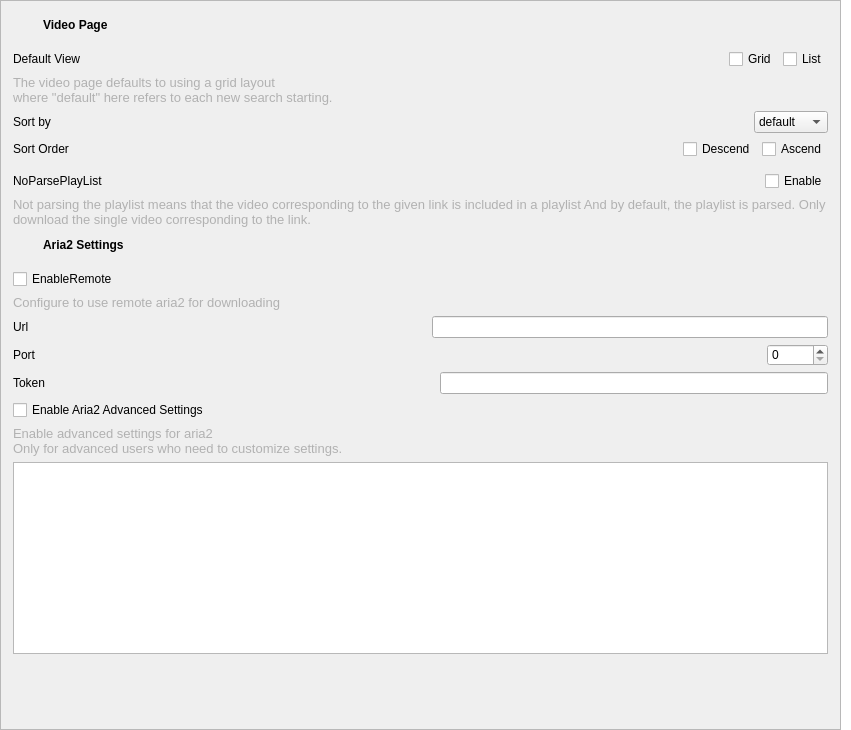
The window that sVanilla/src/ClientUi/Setting/AdvanceSettings.ui (WangPengZhan/sVanilla) describes before a commit, drawn with Qt 5.
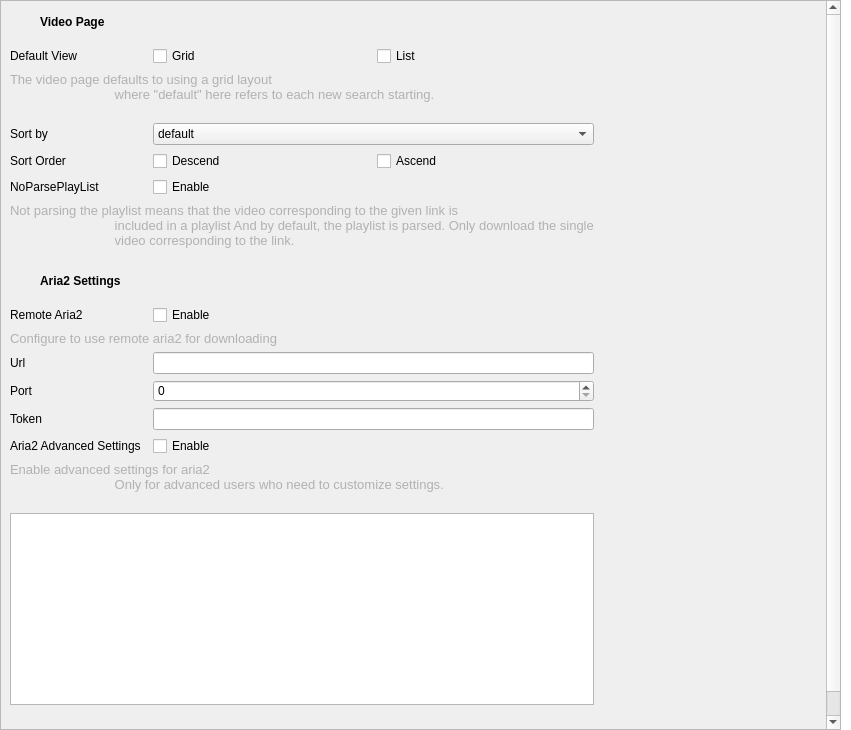
The same window after the commit. Icons and pictures are not drawn. Custom widgets are drawn as their Qt base class.

Commit message:
Add LoginBubble and adjust AdvanceSettings
Introduce the new LoginBubble class to handle login UI components and improve layout details. Refactored NameRuleSelectWidget to simplify and optimize the code. Enhanced AdvanceSettings with updated UI adjustments and better visibility control for Aria2 settings.

```diff
--- a/sVanilla/src/ClientUi/Setting/AdvanceSettings.ui
+++ b/sVanilla/src/ClientUi/Setting/AdvanceSettings.ui
@@ -36,6 +36,9 @@
    </property>
    <item>
     <widget class="QScrollArea" name="scrollArea">
+        <property name="horizontalScrollBarPolicy">
+            <enum>Qt::ScrollBarPolicy::ScrollBarAlwaysOff</enum>
+        </property>
      <property name="widgetResizable">
       <bool>true</bool>
      </property>
@@ -44,43 +47,13 @@
        <rect>
         <x>0</x>
         <y>0</y>
-        <width>822</width>
-        <height>738</height>
+           <width>839</width>
+           <height>776</height>
        </rect>
       </property>
-      <property name="autoFillBackground">
-       <bool>true</bool>
-      </property>
-      <layout class="QVBoxLayout" name="verticalLayout_2">
-       <property name="leftMargin">
-        <number>12</number>
-       </property>
-       <property name="topMargin">
-        <number>12</number>
-       </property>
-       <property name="rightMargin">
-        <number>12</number>
-       </property>
-       <property name="bottomMargin">
-        <number>12</number>
-       </property>
-       <item>
-        <widget class="QWidget" name="widgetVideo" native="true">
-         <layout class="QVBoxLayout" name="verticalLayout_4">
-          <property name="leftMargin">
-           <number>0</number>
-          </property>
-          <property name="topMargin">
-           <number>0</number>
-          </property>
-          <property name="rightMargin">
-           <number>0</number>
-          </property>
-          <property name="bottomMargin">
-           <number>0</number>
-          </property>
-          <item>
-           <widget class="QWidget" name="widget_4" native="true">
+         <layout class="QGridLayout">
+             <item row="0" column="0" colspan="4">
+                 <widget class="QWidget" name="widgetVideoPage" native="true">
             <layout class="QHBoxLayout" name="horizontalLayout_3">
              <property name="leftMargin">
               <number>0</number>
@@ -149,44 +122,117 @@
             </layout>
            </widget>
           </item>
-          <item>
-           <widget class="DividingLine" name="lineVideoPage" native="true"/>
-          </item>
-          <item>
-           <widget class="QWidget" name="widgetDefaultView" native="true">
-            <layout class="QHBoxLayout" name="horizontalLayout_8">
-             <property name="leftMargin">
-              <number>0</number>
-             </property>
-             <property name="topMargin">
-              <number>0</number>
-             </property>
-             <property name="rightMargin">
-              <number>0</number>
-             </property>
-             <property name="bottomMargin">
-              <number>0</number>
-             </property>
-             <item>
+             <item row="2" column="0">
               <widget class="QLabel" name="labelDefaultWIdget">
                <property name="text">
                 <string>Default View</string>
                </property>
               </widget>
              </item>
+             <item row="13" column="0">
+                 <widget class="QLabel" name="labelAria2Port">
+                     <property name="text">
+                         <string>Port</string>
+                     </property>
+                 </widget>
+             </item>
+             <item row="6" column="2">
+                 <widget class="QCheckBox" name="cbxNoParseList">
+                     <property name="text">
+                         <string>Enable</string>
+                     </property>
+                 </widget>
+             </item>
+             <item row="8" column="0" colspan="4">
+                 <widget class="QWidget" name="aria2SettingTitle" native="true">
+                     <layout class="QHBoxLayout" name="horizontalLayout_4">
+                         <property name="leftMargin">
+                             <number>0</number>
+                         </property>
+                         <property name="topMargin">
+                             <number>0</number>
+                         </property>
+                         <property name="rightMargin">
+                             <number>0</number>
+                         </property>
+                         <property name="bottomMargin">
+                             <number>0</number>
+                         </property>
              <item>
-              <spacer name="horizontalSpacer_3">
-               <property name="orientation">
-                <enum>Qt::Horizontal</enum>
-               </property>
-               <property name="sizeHint" stdset="0">
+                             <widget class="QPushButton" name="iconAria2Settings">
+                                 <property name="sizePolicy">
+                                     <sizepolicy hsizetype="Fixed" vsizetype="Fixed">
+                                         <horstretch>0</horstretch>
+                                         <verstretch>0</verstretch>
+                                     </sizepolicy>
+                                 </property>
+                                 <property name="minimumSize">
                 <size>
-                 <width>40</width>
+                                         <width>24</width>
+                                         <height>24</height>
+                                     </size>
+                                 </property>
+                                 <property name="maximumSize">
+                                     <size>
+                                         <width>24</width>
+                                         <height>24</height>
+                                     </size>
+                                 </property>
+                                 <property name="styleSheet">
+                                     <string notr="true">.QPushButton{
+                                         border: none;
+                                         }
+                                     </string>
+                                 </property>
+                                 <property name="icon">
+                                     <iconset resource="../../../resource/sVanilla.qrc">
+                                         <normaloff>:/icon/bar/download.svg</normaloff>:/icon/bar/download.svg
+                                     </iconset>
+                                 </property>
+                                 <property name="iconSize">
+                                     <size>
+                                         <width>20</width>
                  <height>20</height>
                 </size>
                </property>
-              </spacer>
-             </item>
+                                 <property name="_vanillaStyle_Patch" stdset="0">
+                                     <string>ButtonIconPatch</string>
+                                 </property>
+                             </widget>
+                         </item>
+                         <item>
+                             <widget class="QLabel" name="labelAria2CommonSettings">
+            <property name="font">
+             <font>
+                 <bold>true</bold>
+             </font>
+            </property>
+            <property name="text">
+                <string>Aria2 Settings</string>
+            </property>
+           </widget>
+          </item>
+                     </layout>
+                 </widget>
+             </item>
+             <item row="14" column="2">
+                 <widget class="QLineEdit" name="lineEditAria2Token"/>
+             </item>
+             <item row="2" column="2">
+                 <widget class="QWidget" name="widgetDefaultView" native="true">
+                     <layout class="QHBoxLayout" name="horizontalLayout_8">
+                         <property name="leftMargin">
+                             <number>0</number>
+                         </property>
+                         <property name="topMargin">
+                             <number>0</number>
+                         </property>
+                         <property name="rightMargin">
+                             <number>0</number>
+                         </property>
+                         <property name="bottomMargin">
+                             <number>0</number>
+                         </property>
              <item>
               <widget class="QCheckBox" name="cbxGrid">
                <property name="text">
@@ -204,75 +250,17 @@
             </layout>
            </widget>
           </item>
-          <item>
-           <widget class="QLabel" name="labelDefaultExplain">
-            <property name="palette">
-             <palette>
-              <active>
-               <colorrole role="WindowText">
-                <brush brushstyle="SolidPattern">
-                 <color alpha="66">
-                  <red>0</red>
-                  <green>0</green>
-                  <blue>0</blue>
-                 </color>
-                </brush>
-               </colorrole>
-              </active>
-              <inactive>
-               <colorrole role="WindowText">
-                <brush brushstyle="SolidPattern">
-                 <color alpha="66">
-                  <red>0</red>
-                  <green>0</green>
-                  <blue>0</blue>
-                 </color>
-                </brush>
-               </colorrole>
-              </inactive>
-              <disabled/>
-             </palette>
-            </property>
-            <property name="font">
-             <font>
-              <pointsize>10</pointsize>
-             </font>
-            </property>
+             <item row="15" column="2">
+                 <widget class="QCheckBox" name="checkBoxEnableAria2AdvancedSettings">
             <property name="text">
-             <string>The video page defaults to using a grid layout
-where &quot;default&quot; here refers to each new search starting.</string>
-            </property>
-            <property name="wordWrap">
-             <bool>true</bool>
-            </property>
-           </widget>
-          </item>
-          <item>
-           <widget class="QWidget" name="widgetSortBy" native="true">
-            <layout class="QHBoxLayout" name="horizontalLayout_9">
-             <property name="leftMargin">
-              <number>0</number>
-             </property>
-             <property name="topMargin">
-              <number>0</number>
-             </property>
-             <property name="rightMargin">
-              <number>0</number>
-             </property>
-             <property name="bottomMargin">
-              <number>0</number>
-             </property>
-             <item>
-              <widget class="QLabel" name="labelOrderBy">
-               <property name="text">
-                <string>Sort by</string>
-               </property>
-              </widget>
-             </item>
-             <item>
-              <spacer name="horizontalSpacer">
+                         <string>Enable</string>
+                     </property>
+                 </widget>
+             </item>
+             <item row="2" column="3">
+                 <spacer name="horizontalSpacer_3">
                <property name="orientation">
-                <enum>Qt::Horizontal</enum>
+                         <enum>Qt::Orientation::Horizontal</enum>
                </property>
                <property name="sizeHint" stdset="0">
                 <size>
@@ -282,7 +270,24 @@
                </property>
               </spacer>
              </item>
-             <item>
+             <item row="6" column="0">
+                 <widget class="QLabel" name="label_3">
+                     <property name="text">
+                         <string>NoParsePlayList</string>
+                     </property>
+                 </widget>
+             </item>
+             <item row="1" column="0" colspan="4">
+                 <widget class="DividingLine" name="lineVideoPage" native="true"/>
+             </item>
+             <item row="13" column="2">
+                 <widget class="QSpinBox" name="spinBoxAria2Port">
+                     <property name="maximum">
+                         <number>65535</number>
+                     </property>
+                 </widget>
+             </item>
+             <item row="4" column="2">
               <widget class="QComboBox" name="comboBoxOrderElem">
                <item>
                 <property name="text">
@@ -306,10 +311,31 @@
                </item>
               </widget>
              </item>
-            </layout>
-           </widget>
-          </item>
-          <item>
+             <item row="14" column="0">
+                 <widget class="QLabel" name="labelAria2Token">
+                     <property name="text">
+                         <string>Token</string>
+                     </property>
+                 </widget>
+             </item>
+             <item row="4" column="0">
+                 <widget class="QLabel" name="labelOrderBy">
+                     <property name="text">
+                         <string>Sort by</string>
+                     </property>
+                 </widget>
+             </item>
+             <item row="17" column="0" colspan="3">
+                 <widget class="Aria2AdvanceSettings" name="listWidgetAria2AdvancedSettings">
+                     <property name="sizePolicy">
+                         <sizepolicy hsizetype="Expanding" vsizetype="Minimum">
+                             <horstretch>0</horstretch>
+                             <verstretch>0</verstretch>
+                         </sizepolicy>
+                     </property>
+                 </widget>
+             </item>
+             <item row="5" column="2">
            <widget class="QWidget" name="widgetSortOrder" native="true">
             <layout class="QHBoxLayout" name="horizontalLayout_10">
              <property name="leftMargin">
@@ -324,26 +350,6 @@
              <property name="bottomMargin">
               <number>0</number>
              </property>
-             <item>
-              <widget class="QLabel" name="labelSortVideoOrder">
-               <property name="text">
-                <string>Sort Order</string>
-               </property>
-              </widget>
-             </item>
-             <item>
-              <spacer name="horizontalSpacer_2">
-               <property name="orientation">
-                <enum>Qt::Horizontal</enum>
-               </property>
-               <property name="sizeHint" stdset="0">
-                <size>
-                 <width>40</width>
-                 <height>20</height>
-                </size>
-               </property>
-              </spacer>
-             </item>
              <item>
               <widget class="QCheckBox" name="cbxDes">
                <property name="text">
@@ -361,211 +367,17 @@
             </layout>
            </widget>
           </item>
-          <item>
-           <widget class="QWidget" name="widget" native="true">
-            <layout class="QHBoxLayout" name="horizontalLayout">
-             <property name="leftMargin">
-              <number>0</number>
-             </property>
-             <property name="topMargin">
-              <number>0</number>
-             </property>
-             <property name="rightMargin">
-              <number>0</number>
-             </property>
-             <property name="bottomMargin">
-              <number>0</number>
-             </property>
-            </layout>
-           </widget>
-          </item>
-          <item>
-           <widget class="QWidget" name="widget_2" native="true">
-            <layout class="QHBoxLayout" name="horizontalLayout_11">
-             <property name="leftMargin">
-              <number>0</number>
-             </property>
-             <property name="topMargin">
-              <number>0</number>
-             </property>
-             <property name="rightMargin">
-              <number>0</number>
-             </property>
-             <property name="bottomMargin">
-              <number>0</number>
-             </property>
-             <item>
-              <widget class="QLabel" name="label_3">
-               <property name="text">
-                <string>NoParsePlayList</string>
-               </property>
-              </widget>
-             </item>
-             <item>
-              <spacer name="horizontalSpacer_7">
-               <property name="orientation">
-                <enum>Qt::Horizontal</enum>
-               </property>
-               <property name="sizeHint" stdset="0">
-                <size>
-                 <width>40</width>
-                 <height>20</height>
-                </size>
-               </property>
-              </spacer>
-             </item>
-             <item>
-              <widget class="QCheckBox" name="cbxNoParseList">
-               <property name="text">
-                <string>Enable</string>
-               </property>
-              </widget>
-             </item>
-            </layout>
-           </widget>
-          </item>
-          <item>
-           <widget class="QLabel" name="labelNoParsePlayListExplain">
-            <property name="palette">
-             <palette>
-              <active>
-               <colorrole role="WindowText">
-                <brush brushstyle="SolidPattern">
-                 <color alpha="66">
-                  <red>0</red>
-                  <green>0</green>
-                  <blue>0</blue>
-                 </color>
-                </brush>
-               </colorrole>
-              </active>
-              <inactive>
-               <colorrole role="WindowText">
-                <brush brushstyle="SolidPattern">
-                 <color alpha="66">
-                  <red>0</red>
-                  <green>0</green>
-                  <blue>0</blue>
-                 </color>
-                </brush>
-               </colorrole>
-              </inactive>
-              <disabled/>
-             </palette>
-            </property>
-            <property name="font">
-             <font>
-              <pointsize>10</pointsize>
-             </font>
-            </property>
-            <property name="text">
-             <string>Not parsing the playlist means that the video corresponding to the given link is included in a playlist And by default, the playlist is parsed. Only download the single video corresponding to the link.</string>
-            </property>
-            <property name="wordWrap">
-             <bool>true</bool>
-            </property>
-           </widget>
-          </item>
-         </layout>
-        </widget>
-       </item>
-       <item>
-        <widget class="QWidget" name="aria2Settings" native="true">
-         <layout class="QVBoxLayout" name="verticalLayout_3">
-          <property name="leftMargin">
-           <number>0</number>
-          </property>
-          <property name="topMargin">
-           <number>0</number>
-          </property>
-          <property name="rightMargin">
-           <number>0</number>
-          </property>
-          <property name="bottomMargin">
-           <number>0</number>
-          </property>
-          <item>
-           <widget class="QWidget" name="aria2SettingTitle" native="true">
-            <layout class="QHBoxLayout" name="horizontalLayout_4">
-             <property name="leftMargin">
-              <number>0</number>
-             </property>
-             <property name="topMargin">
-              <number>0</number>
-             </property>
-             <property name="rightMargin">
-              <number>0</number>
-             </property>
-             <property name="bottomMargin">
-              <number>0</number>
-             </property>
-             <item>
-              <widget class="QPushButton" name="pushButton">
-               <property name="sizePolicy">
-                <sizepolicy hsizetype="Fixed" vsizetype="Fixed">
-                 <horstretch>0</horstretch>
-                 <verstretch>0</verstretch>
-                </sizepolicy>
-               </property>
-               <property name="minimumSize">
-                <size>
-                 <width>24</width>
-                 <height>24</height>
-                </size>
-               </property>
-               <property name="maximumSize">
-                <size>
-                 <width>24</width>
-                 <height>24</height>
-                </size>
-               </property>
-               <property name="styleSheet">
-                <string notr="true">.QPushButton{
-	border: none;
-}</string>
-               </property>
-               <property name="icon">
-                <iconset resource="../../../resource/sVanilla.qrc">
-                 <normaloff>:/icon/bar/download.svg</normaloff>:/icon/bar/download.svg</iconset>
-               </property>
-               <property name="iconSize">
-                <size>
-                 <width>20</width>
-                 <height>20</height>
-                </size>
-               </property>
-               <property name="_vanillaStyle_Patch" stdset="0">
-                <string>ButtonIconPatch</string>
-               </property>
-              </widget>
-             </item>
-             <item>
-              <widget class="QLabel" name="labelAria2CommonSettings">
-               <property name="font">
-                <font>
-                 <bold>true</bold>
-                </font>
-               </property>
-               <property name="text">
-                <string>Aria2 Settings</string>
-               </property>
-              </widget>
-             </item>
-            </layout>
-           </widget>
-          </item>
-          <item>
+             <item row="9" column="0" colspan="4">
            <widget class="DividingLine" name="lineAria2Setting" native="true"/>
           </item>
-          <item>
-           <widget class="QCheckBox" name="checkBoxAria2EnableRemote">
-            <property name="text">
-             <string>EnableRemote</string>
-            </property>
-           </widget>
-          </item>
-          <item>
-           <widget class="QLabel" name="labelEnableRemoteExplain">
+             <item row="3" column="0" colspan="3">
+                 <widget class="QLabel" name="labelDefaultExplain">
+                     <property name="sizePolicy">
+                         <sizepolicy hsizetype="Preferred" vsizetype="Minimum">
+                             <horstretch>0</horstretch>
+                             <verstretch>0</verstretch>
+                         </sizepolicy>
+                     </property>
             <property name="palette">
              <palette>
               <active>
@@ -599,145 +411,69 @@
              </font>
             </property>
             <property name="text">
-             <string>Configure to use remote aria2 for downloading</string>
+                         <string>The video page defaults to using a grid layout
+                             where &quot;default&quot; here refers to each new search starting.
+                         </string>
+                     </property>
+                     <property name="wordWrap">
+                         <bool>true</bool>
             </property>
            </widget>
           </item>
-          <item>
-           <widget class="QWidget" name="widgetAria2Url" native="true">
-            <layout class="QHBoxLayout" name="horizontalLayout_5">
-             <property name="leftMargin">
-              <number>0</number>
-             </property>
-             <property name="topMargin">
-              <number>0</number>
-             </property>
-             <property name="rightMargin">
-              <number>0</number>
-             </property>
-             <property name="bottomMargin">
-              <number>0</number>
-             </property>
-             <item>
+             <item row="12" column="0">
               <widget class="QLabel" name="labelAria2Url">
                <property name="text">
                 <string>Url</string>
                </property>
               </widget>
              </item>
-             <item>
-              <spacer name="horizontalSpacer_4">
-               <property name="orientation">
-                <enum>Qt::Horizontal</enum>
-               </property>
-               <property name="sizeHint" stdset="0">
-                <size>
-                 <width>40</width>
-                 <height>20</height>
-                </size>
-               </property>
-              </spacer>
-             </item>
-             <item>
-              <widget class="QLineEdit" name="lineEditAria2Url"/>
-             </item>
-            </layout>
-           </widget>
-          </item>
-          <item>
-           <widget class="QWidget" name="widgetAria2Port" native="true">
-            <layout class="QHBoxLayout" name="horizontalLayout_6">
-             <property name="leftMargin">
-              <number>0</number>
-             </property>
-             <property name="topMargin">
-              <number>0</number>
-             </property>
-             <property name="rightMargin">
-              <number>0</number>
-             </property>
-             <property name="bottomMargin">
-              <number>0</number>
-             </property>
-             <item>
-              <widget class="QLabel" name="labelAria2Port">
+             <item row="11" column="0" colspan="3">
+                 <widget class="QLabel" name="labelEnableRemoteExplain">
+                     <property name="palette">
+                         <palette>
+                             <active>
+                                 <colorrole role="WindowText">
+                                     <brush brushstyle="SolidPattern">
+                                         <color alpha="66">
+                                             <red>0</red>
+                                             <green>0</green>
+                                             <blue>0</blue>
+                                         </color>
+                                     </brush>
+                                 </colorrole>
+                             </active>
+                             <inactive>
+                                 <colorrole role="WindowText">
+                                     <brush brushstyle="SolidPattern">
+                                         <color alpha="66">
+                                             <red>0</red>
+                                             <green>0</green>
+                                             <blue>0</blue>
+                                         </color>
+                                     </brush>
+                                 </colorrole>
+                             </inactive>
+                             <disabled/>
+                         </palette>
+                     </property>
+                     <property name="font">
+                         <font>
+                             <pointsize>10</pointsize>
+                         </font>
+                     </property>
                <property name="text">
-                <string>Port</string>
+                         <string>Configure to use remote aria2 for downloading</string>
                </property>
               </widget>
              </item>
-             <item>
-              <spacer name="horizontalSpacer_5">
-               <property name="orientation">
-                <enum>Qt::Horizontal</enum>
-               </property>
-               <property name="sizeHint" stdset="0">
-                <size>
-                 <width>40</width>
-                 <height>20</height>
-                </size>
-               </property>
-              </spacer>
-             </item>
-             <item>
-              <widget class="QSpinBox" name="spinBoxAria2Port">
-               <property name="maximum">
-                <number>65535</number>
-               </property>
-              </widget>
-             </item>
-            </layout>
-           </widget>
-          </item>
-          <item>
-           <widget class="QWidget" name="widgetAria2Token" native="true">
-            <layout class="QHBoxLayout" name="horizontalLayout_7">
-             <property name="leftMargin">
-              <number>0</number>
-             </property>
-             <property name="topMargin">
-              <number>0</number>
-             </property>
-             <property name="rightMargin">
-              <number>0</number>
-             </property>
-             <property name="bottomMargin">
-              <number>0</number>
-             </property>
-             <item>
-              <widget class="QLabel" name="labelAria2Token">
+             <item row="5" column="0">
+                 <widget class="QLabel" name="labelSortVideoOrder">
                <property name="text">
-                <string>Token</string>
+                         <string>Sort Order</string>
                </property>
               </widget>
              </item>
-             <item>
-              <spacer name="horizontalSpacer_6">
-               <property name="orientation">
-                <enum>Qt::Horizontal</enum>
-               </property>
-               <property name="sizeHint" stdset="0">
-                <size>
-                 <width>40</width>
-                 <height>20</height>
-                </size>
-               </property>
-              </spacer>
-             </item>
-             <item>
-              <widget class="QLineEdit" name="lineEditAria2Token"/>
-             </item>
-            </layout>
-           </widget>
-          </item>
-          <item>
-           <widget class="QCheckBox" name="checkBoxEnableAria2AdvancedSettings">
-            <property name="text">
-             <string>Enable Aria2 Advanced Settings</string>
-            </property>
-           </widget>
-          </item>
-          <item>
+             <item row="16" column="0" colspan="3">
            <widget class="QLabel" name="label">
             <property name="palette">
              <palette>
@@ -773,24 +509,84 @@
             </property>
             <property name="text">
              <string>Enable advanced settings for aria2
-Only for advanced users who need to customize settings.</string>
+                             Only for advanced users who need to customize settings.
+                         </string>
             </property>
             <property name="wordWrap">
              <bool>true</bool>
             </property>
            </widget>
           </item>
-          <item>
-           <widget class="Aria2AdvanceSettings" name="listWidgetAria2AdvancedSettings">
-            <property name="sizePolicy">
-             <sizepolicy hsizetype="Expanding" vsizetype="Fixed">
-              <horstretch>0</horstretch>
-              <verstretch>0</verstretch>
-             </sizepolicy>
-            </property>
-           </widget>
-          </item>
-          <item>
+             <item row="7" column="0" colspan="3">
+                 <widget class="QLabel" name="labelNoParsePlayListExplain">
+                     <property name="palette">
+                         <palette>
+                             <active>
+                                 <colorrole role="WindowText">
+                                     <brush brushstyle="SolidPattern">
+                                         <color alpha="66">
+                                             <red>0</red>
+                                             <green>0</green>
+                                             <blue>0</blue>
+                                         </color>
+                                     </brush>
+                                 </colorrole>
+                             </active>
+                             <inactive>
+                                 <colorrole role="WindowText">
+                                     <brush brushstyle="SolidPattern">
+                                         <color alpha="66">
+                                             <red>0</red>
+                                             <green>0</green>
+                                             <blue>0</blue>
+                                         </color>
+                                     </brush>
+                                 </colorrole>
+                             </inactive>
+                             <disabled/>
+                         </palette>
+                     </property>
+                     <property name="font">
+                         <font>
+                             <pointsize>10</pointsize>
+                         </font>
+                     </property>
+                     <property name="text">
+                         <string>Not parsing the playlist means that the video corresponding to the given link is
+                             included in a playlist And by default, the playlist is parsed. Only download the single
+                             video corresponding to the link.
+                         </string>
+                     </property>
+                     <property name="wordWrap">
+                         <bool>true</bool>
+                     </property>
+                 </widget>
+             </item>
+             <item row="12" column="2">
+                 <widget class="QLineEdit" name="lineEditAria2Url"/>
+             </item>
+             <item row="10" column="0">
+                 <widget class="QLabel" name="label_2">
+                     <property name="text">
+                         <string>Remote Aria2</string>
+                     </property>
+                 </widget>
+             </item>
+             <item row="10" column="2">
+                 <widget class="QCheckBox" name="checkBoxAria2EnableRemote">
+                     <property name="text">
+                         <string>Enable</string>
+                     </property>
+                 </widget>
+             </item>
+             <item row="15" column="0">
+                 <widget class="QLabel" name="label_4">
+                     <property name="text">
+                         <string>Aria2 Advanced Settings</string>
+                     </property>
+                 </widget>
+             </item>
+             <item row="18" column="0">
            <spacer name="verticalSpacer">
             <property name="orientation">
              <enum>Qt::Vertical</enum>
@@ -802,9 +598,6 @@
              </size>
             </property>
            </spacer>
-          </item>
-         </layout>
-        </widget>
        </item>
       </layout>
      </widget>
```
Left out of the diff: 5 changed lines with no effect on the pictures. Lines whose indentation alone changed are shown as unchanged. The commit also changes 8 other files.
